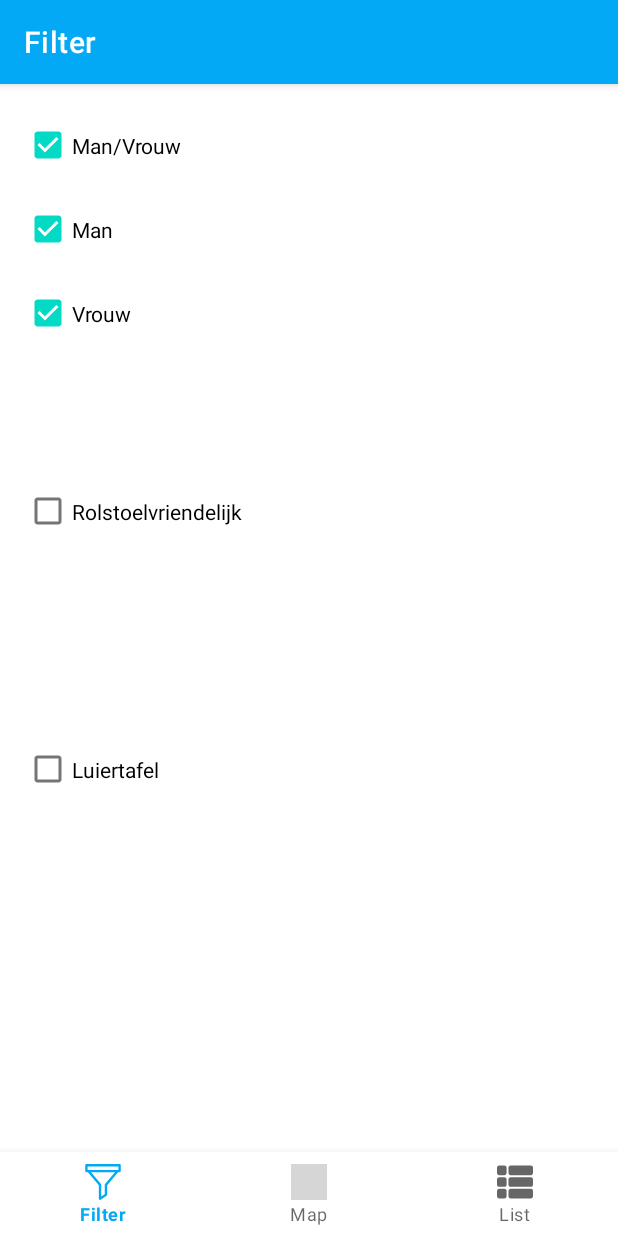
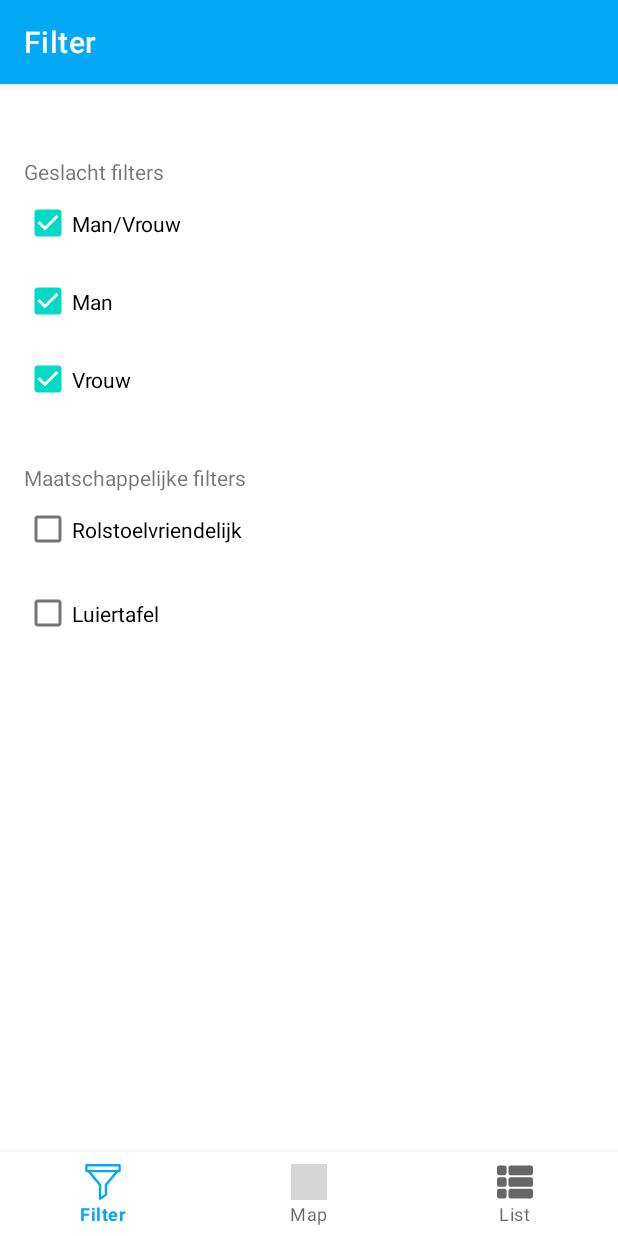
Before and after one commit to KVGFFN/PooClue, an Android app: the FilterFragment screen opened through its navigation route, on a phone screen of 412 x 824 dp. Run offline under Robolectric (Android 15) with nearby library versions, the phone set to English and light mode, and no system bars; our stand-ins replace navigation-ui; libraries missing offline, so code that uses them is left out: org.osmdroid.config, org.osmdroid.util, org.osmdroid.views; 11 statements that could not run were skipped; grey boxes are pictures that could not be loaded.

Commit message:
fix: layout of filter

```diff
--- a/app/src/main/res/layout/fragment_filter.xml
+++ b/app/src/main/res/layout/fragment_filter.xml
@@ -11,7 +11,7 @@
         android:layout_width="150dp"
         android:layout_height="50dp"
         android:layout_marginStart="16dp"
-        android:layout_marginTop="16dp"
+        android:layout_marginTop="68dp"
         android:checked="true"
         android:text="Man/Vrouw"
         android:visibility="visible"
@@ -23,7 +23,7 @@
         android:layout_width="150dp"
         android:layout_height="50dp"
         android:layout_marginStart="16dp"
-        android:layout_marginTop="72dp"
+        android:layout_marginTop="120dp"
         android:checked="true"
         android:text="Man"
         android:visibility="visible"
@@ -35,7 +35,7 @@
         android:layout_width="150dp"
         android:layout_height="50dp"
         android:layout_marginStart="16dp"
-        android:layout_marginTop="128dp"
+        android:layout_marginTop="172dp"
         android:checked="true"
         android:text="Vrouw"
         android:visibility="visible"
@@ -47,7 +47,7 @@
         android:layout_width="150dp"
         android:layout_height="50dp"
         android:layout_marginStart="16dp"
-        android:layout_marginTop="260dp"
+        android:layout_marginTop="272dp"
         android:checked="false"
         android:text="Rolstoelvriendelijk"
         android:visibility="visible"
@@ -59,11 +59,29 @@
         android:layout_width="150dp"
         android:layout_height="50dp"
         android:layout_marginStart="16dp"
-        android:layout_marginTop="432dp"
+        android:layout_marginTop="328dp"
         android:checked="false"
         android:text="Luiertafel"
         android:visibility="visible"
         app:layout_constraintStart_toStartOf="parent"
         app:layout_constraintTop_toTopOf="parent" />
 
+    <TextView
+        android:id="@+id/textView"
+        android:layout_width="wrap_content"
+        android:layout_height="wrap_content"
+        android:layout_marginStart="16dp"
+        android:text="Geslacht filters"
+        app:layout_constraintBottom_toTopOf="@+id/manWomanCheckBox"
+        app:layout_constraintStart_toStartOf="parent" />
+
+    <TextView
+        android:id="@+id/textView2"
+        android:layout_width="wrap_content"
+        android:layout_height="wrap_content"
+        android:layout_marginStart="16dp"
+        android:text="Maatschappelijke filters"
+        app:layout_constraintBottom_toTopOf="@+id/wheelchairCheckBox"
+        app:layout_constraintStart_toStartOf="parent" />
+
 </androidx.constraintlayout.widget.ConstraintLayout>
```
